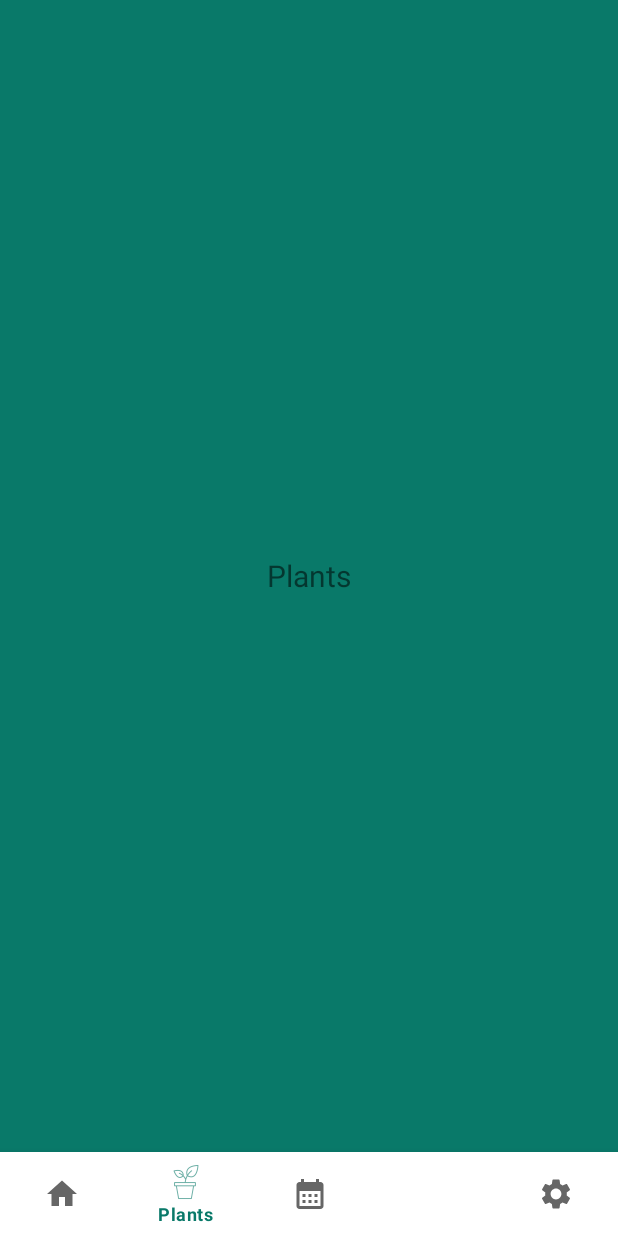
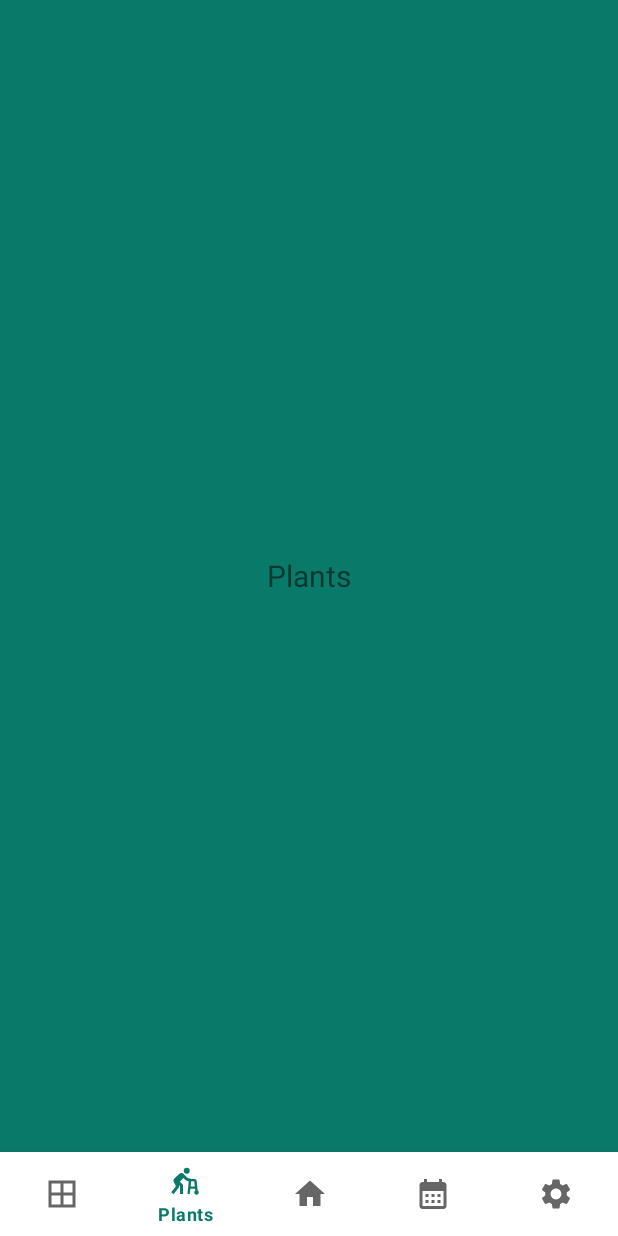
Before and after one commit to JustJif/PlantParenthood, an Android app: the screen it shows after launch (MainActivity), item 2 of the bottom bar chosen, on a phone screen of 412 x 824 dp. Run offline under Robolectric (Android 15) with nearby library versions, the phone set to English and light mode, and no system bars; our stand-ins replace navigation-ui.

Commit message:
More menu stuff

```diff
--- /dev/null
+++ b/app/src/main/res/drawable/baseline_assist_walker_24.xml
@@ -0,0 +1,6 @@
+<vector android:height="24dp" android:tint="#000000"
+    android:viewportHeight="24" android:viewportWidth="24"
+    android:width="24dp" xmlns:android="http://schemas.android.com/apk/res/android">
+    <path android:fillColor="@android:color/white" android:pathData="M12.5,4.5m-2,0a2,2 0,1 1,4 0a2,2 0,1 1,-4 0"/>
+    <path android:fillColor="@android:color/white" android:pathData="M19.77,17.72l-0.64,-6.37C19.06,10.58 18.41,10 17.64,10H16c-1.5,-0.02 -2.86,-0.54 -3.76,-1.44l-2,-1.98C10.08,6.42 9.62,6 8.83,6C8.32,6 7.81,6.2 7.42,6.59L4.08,9.91c-0.53,0.68 -0.51,1.57 -0.21,2.13l1.43,2.8l-3.15,4.05l1.57,1.24l3.68,-4.73l-0.17,-1.36L8,14.75V20h2v-6.12l-2.12,-2.12l2.36,-2.36c0.94,0.94 1.72,1.82 3.59,2.32L13,20h1.5l0.41,-3.5h3.18l0.14,1.22c-0.44,0.26 -0.73,0.74 -0.73,1.28c0,0.83 0.67,1.5 1.5,1.5s1.5,-0.67 1.5,-1.5C20.5,18.46 20.21,17.98 19.77,17.72zM15.09,15l0.41,-3.5h2l0.41,3.5H15.09z"/>
+</vector>
--- /dev/null
+++ b/app/src/main/res/drawable/baseline_border_all_24.xml
@@ -0,0 +1,5 @@
+<vector android:height="24dp" android:tint="#000000"
+    android:viewportHeight="24" android:viewportWidth="24"
+    android:width="24dp" xmlns:android="http://schemas.android.com/apk/res/android">
+    <path android:fillColor="@android:color/white" android:pathData="M3,3v18h18L21,3L3,3zM11,19L5,19v-6h6v6zM11,11L5,11L5,5h6v6zM19,19h-6v-6h6v6zM19,11h-6L13,5h6v6z"/>
+</vector>
--- a/app/src/main/res/menu/bottom_nav_menu.xml
+++ b/app/src/main/res/menu/bottom_nav_menu.xml
@@ -1,20 +1,21 @@
 <?xml version="1.0" encoding="utf-8"?>
 <menu xmlns:android="http://schemas.android.com/apk/res/android">
+
+    <item android:title="Spaces"
+        android:icon="@drawable/baseline_border_all_24"
+        android:id="@+id/spaces"/>
+
+    <item android:title="Plants"
+        android:icon="@drawable/baseline_assist_walker_24"
+        android:id="@+id/plants"/>
 
     <item android:title="Home"
         android:icon="@drawable/baseline_home_24"
         android:id="@+id/home"/>
 
-    <item android:title="Plants"
-        android:icon="@drawable/plant_icon"
-        android:id="@+id/plants"/>
-
     <item android:title="Calendar"
         android:icon="@drawable/baseline_calendar_month_24"
         android:id="@+id/calendar"/>
-
-    <item android:title="Spaces"
-        android:id="@+id/spaces"/>
 
     <item android:title="Settings"
         android:icon="@drawable/baseline_settings_24"
```
Also changed, not shown: app/src/main/java/com/example/plantparenthood/Space.java (+38 -0 lines), app/src/main/res/drawable-anydpi/plant_icon.xml (added, +11 -0 lines), app/src/main/res/drawable-hdpi/plant_icon.png, app/src/main/res/drawable-mdpi/plant_icon.png, app/src/main/res/drawable-xhdpi/plant_icon.png, app/src/main/res/drawable-xxhdpi/plant_icon.png, app/src/main/res/drawable-xxxhdpi/plant_icon.png (deleted).
